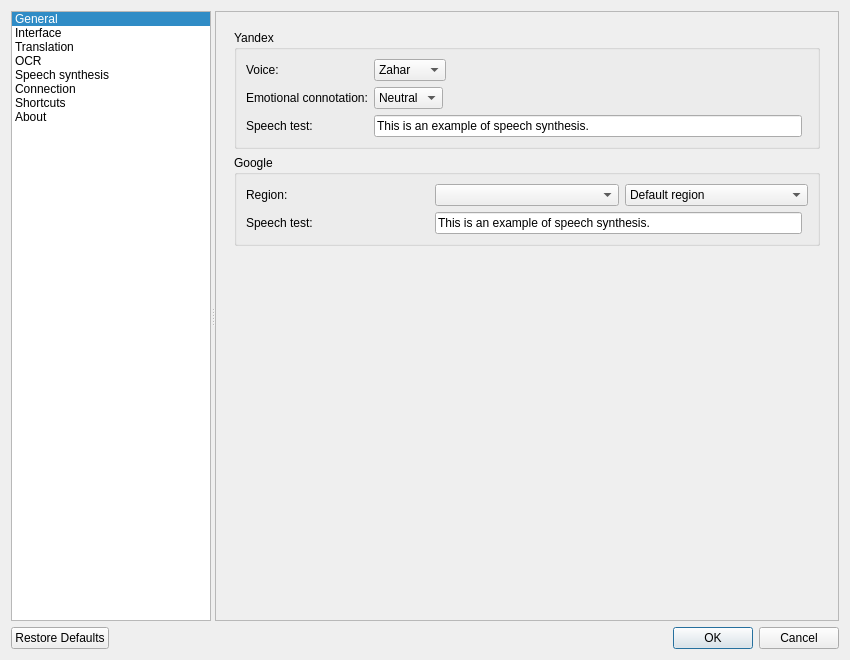
Qt form src/settings/settingsdialog.ui (directentis1/crow-translate) before a commit.
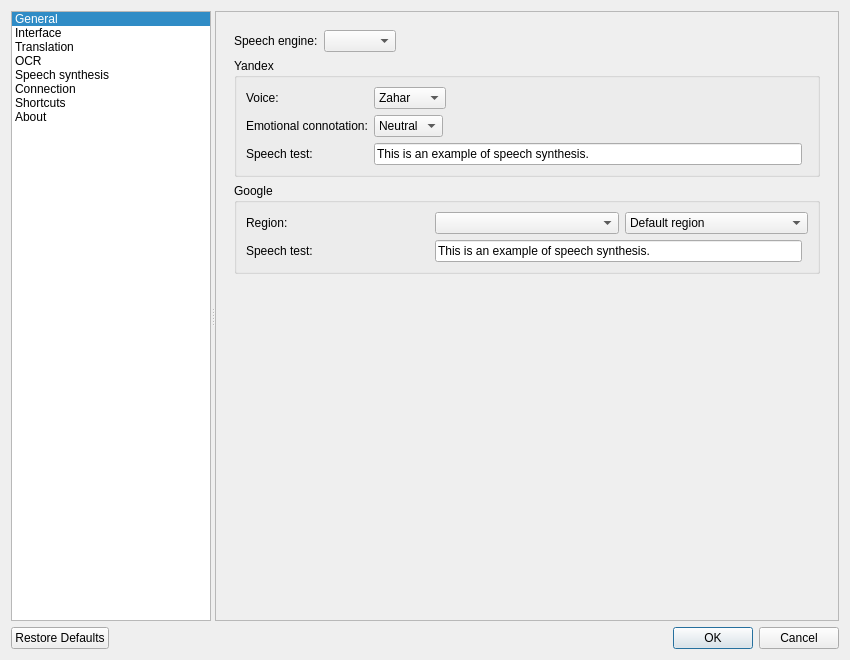
The same form after that commit. The open tabs and pages were chosen to show the change. Icons and pictures are not drawn. Custom widgets are drawn as their Qt base class.

Patch:
```diff
--- a/src/settings/settingsdialog.ui
+++ b/src/settings/settingsdialog.ui
@@ -1231,6 +1231,43 @@
             </sizepolicy>
            </property>
            <layout class="QVBoxLayout" name="speechLayout">
+            <item>
+             <layout class="QHBoxLayout" name="speechEngineLayout">
+              <item>
+               <widget class="QLabel" name="speechEngineLabel">
+                <property name="text">
+                 <string>Speech engine:</string>
+                </property>
+               </widget>
+              </item>
+              <item>
+               <widget class="QComboBox" name="speechEngineComboBox">
+                <property name="sizePolicy">
+                 <sizepolicy hsizetype="Maximum" vsizetype="Fixed">
+                  <horstretch>0</horstretch>
+                  <verstretch>0</verstretch>
+                 </sizepolicy>
+                </property>
+                <property name="toolTip">
+                 <string>&lt;html&gt;&lt;head/&gt;&lt;body&gt;&lt;p&gt;Engine used to actually speak text out loud. This is independent of the translation engine, so you can e.g. translate with DeepLX and still speak with Google or Yandex.&lt;/p&gt;&lt;/body&gt;&lt;/html&gt;</string>
+                </property>
+               </widget>
+              </item>
+              <item>
+               <spacer name="speechEngineSpacer">
+                <property name="orientation">
+                 <enum>Qt::Horizontal</enum>
+                </property>
+                <property name="sizeHint" stdset="0">
+                 <size>
+                  <width>40</width>
+                  <height>20</height>
+                 </size>
+                </property>
+               </spacer>
+              </item>
+             </layout>
+            </item>
             <item>
              <widget class="QGroupBox" name="yandexSpeechGroupBox">
               <property name="title">
```
